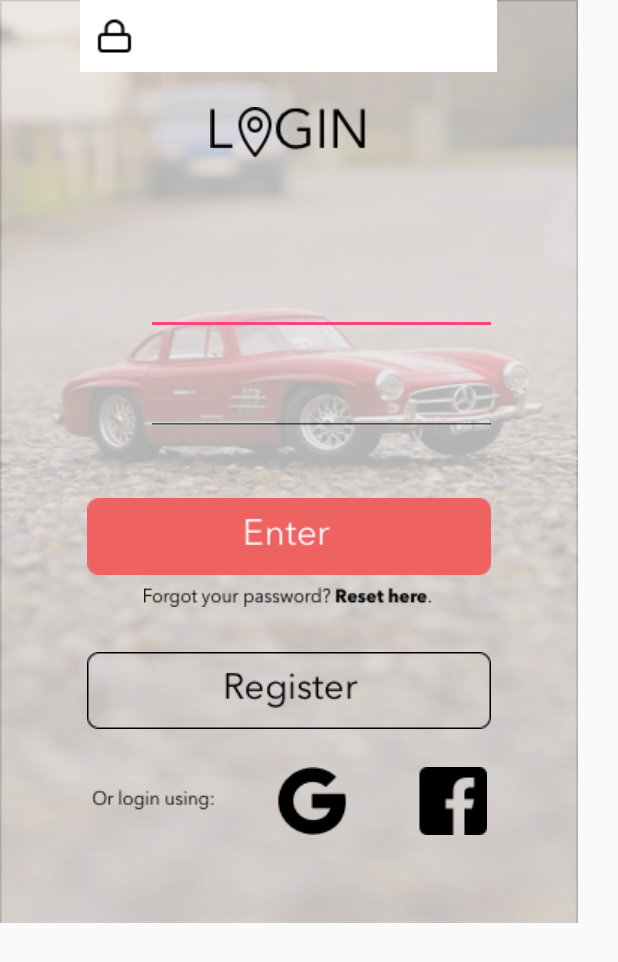
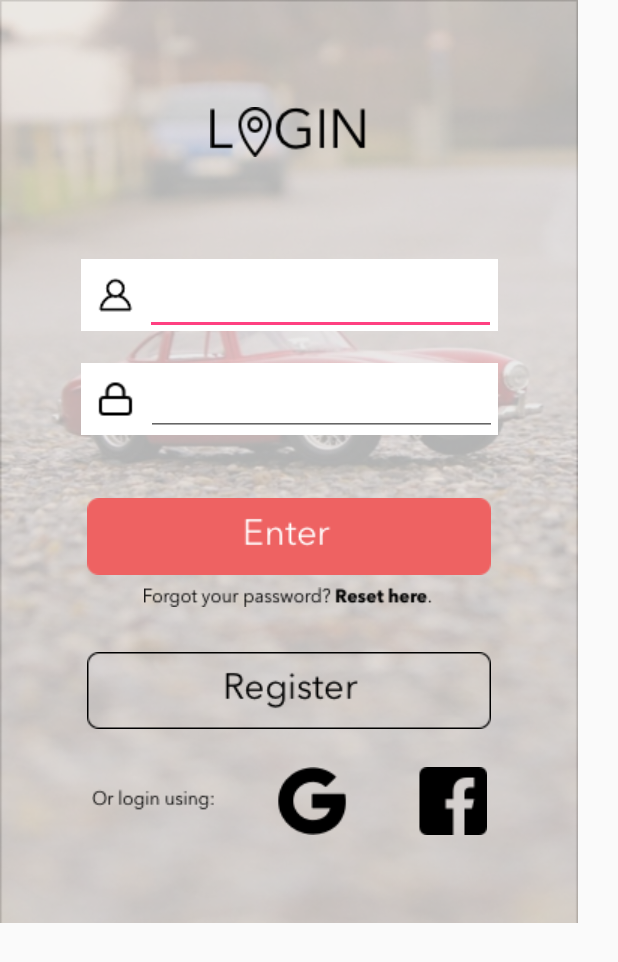
Before and after one commit to umayr96/RideWithUs, an Android app: the LoginActivity screen opened directly, with no data from a screen before it, on a phone screen of 412 x 824 dp. Shown: the top 962 px of the screen. Run offline under Robolectric (Android 15) with nearby library versions, the phone set to English and light mode, and no system bars; our stand-ins replace Firebase (no records; nobody signed in at launch, a user with empty details on screens opened directly); 1 statement that could not run was skipped.

Commit message:
login modified n password field

```diff
--- a/app/src/main/res/layout/activity_login.xml
+++ b/app/src/main/res/layout/activity_login.xml
@@ -1,29 +1,52 @@
 <?xml version="1.0" encoding="utf-8"?>
-<android.support.constraint.ConstraintLayout
-    xmlns:android="http://schemas.android.com/apk/res/android"
+<android.support.constraint.ConstraintLayout xmlns:android="http://schemas.android.com/apk/res/android"
     xmlns:app="http://schemas.android.com/apk/res-auto"
     xmlns:tools="http://schemas.android.com/tools"
     android:layout_width="385dp"
     android:layout_height="615dp"
-    tools:context="com.capstone.ridewithus.LoginActivity"
-    android:background="@drawable/bg2">
+    android:background="@drawable/bg2"
+    tools:context="com.capstone.ridewithus.LoginActivity">
 
     <ImageView
         android:id="@+id/imageView2"
         android:layout_width="wrap_content"
         android:layout_height="wrap_content"
-        app:srcCompat="@drawable/login"
+        android:layout_marginBottom="74dp"
+        android:layout_marginTop="74dp"
+        app:layout_constraintBottom_toTopOf="@+id/editTextEmail"
+        app:layout_constraintHorizontal_bias="0.498"
         app:layout_constraintLeft_toLeftOf="parent"
         app:layout_constraintRight_toRightOf="parent"
-        app:layout_constraintHorizontal_bias="0.498"
-        tools:layout_constraintTop_creator="1"
+        app:layout_constraintTop_toTopOf="parent"
+        app:srcCompat="@drawable/login"
+        tools:layout_constraintBottom_creator="1"
+        tools:layout_constraintLeft_creator="1"
         tools:layout_constraintRight_creator="1"
-        tools:layout_constraintBottom_creator="1"
-        app:layout_constraintBottom_toTopOf="@+id/editTextEmail"
-        android:layout_marginTop="74dp"
-        tools:layout_constraintLeft_creator="1"
-        android:layout_marginBottom="74dp"
-        app:layout_constraintTop_toTopOf="parent" />
+        tools:layout_constraintTop_creator="1" />
+
+    <ImageView
+        android:id="@+id/imageView10"
+        android:layout_width="wrap_content"
+        android:layout_height="wrap_content"
+        app:layout_constraintBottom_toTopOf="@+id/editTextPassword"
+        app:layout_constraintHorizontal_bias="0.5"
+        app:layout_constraintLeft_toLeftOf="parent"
+        app:layout_constraintRight_toRightOf="parent"
+        app:layout_constraintTop_toBottomOf="@+id/imageView2"
+        app:layout_constraintVertical_bias="0.75"
+        app:srcCompat="@drawable/txtusername" />
+
+    <ImageView
+        android:id="@+id/imageView11"
+        android:layout_width="wrap_content"
+        android:layout_height="wrap_content"
+        app:layout_constraintBottom_toTopOf="@+id/btnEnter"
+        app:layout_constraintHorizontal_bias="0.5"
+        app:layout_constraintLeft_toLeftOf="parent"
+        app:layout_constraintRight_toRightOf="parent"
+        app:layout_constraintTop_toBottomOf="@+id/editTextEmail"
+        app:layout_constraintVertical_bias="0.31"
+        app:srcCompat="@drawable/txtpassword" />
 
     <EditText
         android:id="@+id/editTextEmail"
@@ -32,7 +55,7 @@
         android:layout_marginTop="175dp"
         android:ems="10"
         android:inputType="textPersonName"
-        app:layout_constraintHorizontal_bias="0.641"
+        app:layout_constraintHorizontal_bias="0.64"
         app:layout_constraintLeft_toLeftOf="parent"
         app:layout_constraintRight_toRightOf="parent"
         app:layout_constraintTop_toTopOf="parent"
@@ -46,7 +69,7 @@
         android:layout_height="47dp"
         android:layout_marginTop="20dp"
         android:ems="10"
-        android:inputType="textPersonName"
+        android:inputType="textPassword"
         app:layout_constraintHorizontal_bias="0.641"
         app:layout_constraintLeft_toLeftOf="parent"
         app:layout_constraintRight_toRightOf="parent"
@@ -59,72 +82,53 @@
         android:id="@+id/btnEnter"
         android:layout_width="wrap_content"
         android:layout_height="wrap_content"
+        android:layout_marginBottom="51dp"
         android:background="@drawable/btnenter"
+        app:layout_constraintBottom_toTopOf="@+id/btnRegister"
         app:layout_constraintLeft_toLeftOf="parent"
         app:layout_constraintRight_toRightOf="parent"
-        tools:layout_constraintRight_creator="1"
         tools:layout_constraintBottom_creator="1"
-        app:layout_constraintBottom_toTopOf="@+id/btnRegister"
         tools:layout_constraintLeft_creator="1"
-        android:layout_marginBottom="51dp" />
+        tools:layout_constraintRight_creator="1" />
 
     <Button
         android:id="@+id/btnRegister"
         android:layout_width="wrap_content"
         android:layout_height="wrap_content"
+        android:layout_marginBottom="129dp"
         android:background="@drawable/btnregister"
+        app:layout_constraintBottom_toBottomOf="parent"
         app:layout_constraintLeft_toLeftOf="parent"
         app:layout_constraintRight_toRightOf="parent"
-        tools:layout_constraintRight_creator="1"
         tools:layout_constraintBottom_creator="1"
-        app:layout_constraintBottom_toBottomOf="parent"
         tools:layout_constraintLeft_creator="1"
-        android:layout_marginBottom="129dp" />
+        tools:layout_constraintRight_creator="1" />
 
     <ImageView
         android:id="@+id/imageView3"
         android:layout_width="wrap_content"
         android:layout_height="wrap_content"
-        app:srcCompat="@drawable/resetpswd"
+        android:layout_marginTop="8dp"
+        app:layout_constraintHorizontal_bias="0.497"
         app:layout_constraintLeft_toLeftOf="parent"
         app:layout_constraintRight_toRightOf="parent"
-        app:layout_constraintHorizontal_bias="0.497"
-        tools:layout_constraintTop_creator="1"
+        app:layout_constraintTop_toBottomOf="@+id/btnEnter"
+        app:srcCompat="@drawable/resetpswd"
+        tools:layout_constraintLeft_creator="1"
         tools:layout_constraintRight_creator="1"
-        android:layout_marginTop="8dp"
-        app:layout_constraintTop_toBottomOf="@+id/btnEnter"
-        tools:layout_constraintLeft_creator="1" />
+        tools:layout_constraintTop_creator="1" />
 
     <ImageView
         android:id="@+id/imageView4"
         android:layout_width="wrap_content"
         android:layout_height="wrap_content"
-        app:srcCompat="@drawable/bottom"
+        android:layout_marginTop="25dp"
         app:layout_constraintLeft_toLeftOf="parent"
         app:layout_constraintRight_toRightOf="parent"
-        tools:layout_constraintTop_creator="1"
+        app:layout_constraintTop_toBottomOf="@+id/btnRegister"
+        app:srcCompat="@drawable/bottom"
+        tools:layout_constraintLeft_creator="1"
         tools:layout_constraintRight_creator="1"
-        android:layout_marginTop="25dp"
-        app:layout_constraintTop_toBottomOf="@+id/btnRegister"
-        tools:layout_constraintLeft_creator="1" />
+        tools:layout_constraintTop_creator="1" />
 
-    <ImageView
-        android:id="@+id/imageView10"
-        android:layout_width="wrap_content"
-        android:layout_height="wrap_content"
-        app:layout_constraintHorizontal_bias="0.495"
-        app:layout_constraintLeft_toLeftOf="parent"
-        app:layout_constraintRight_toRightOf="parent"
-        app:srcCompat="@drawable/txtusername"
-        tools:layout_editor_absoluteY="175dp" />
-
-    <ImageView
-        android:id="@+id/imageView11"
-        android:layout_width="wrap_content"
-        android:layout_height="wrap_content"
-        app:layout_constraintHorizontal_bias="0.495"
-        app:layout_constraintLeft_toLeftOf="parent"
-        app:layout_constraintRight_toRightOf="parent"
-        app:srcCompat="@drawable/txtpassword"
-        tools:layout_editor_absoluteY="242dp" />
 </android.support.constraint.ConstraintLayout>
```
